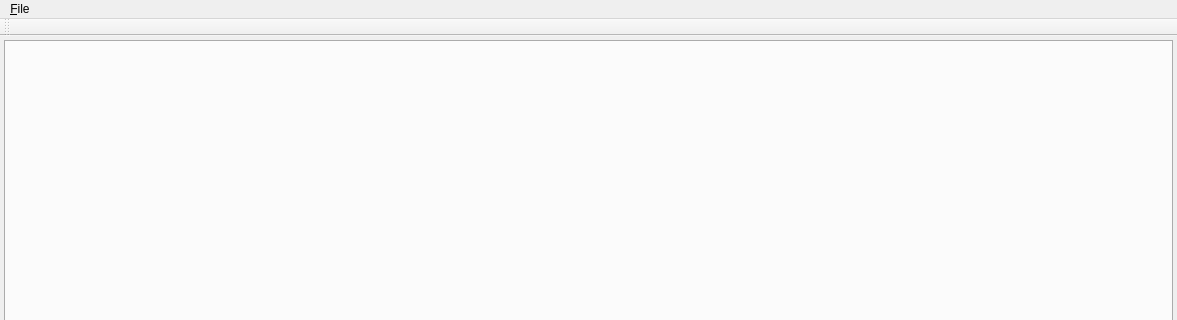
Before: the Qt Designer form experimental/2d_physics/main_window.ui in tlemo/darwin, drawn with Qt 5; both pictures show x 0 to 1177 and y 0 to 320 of the 1177 by 670 pixel window.
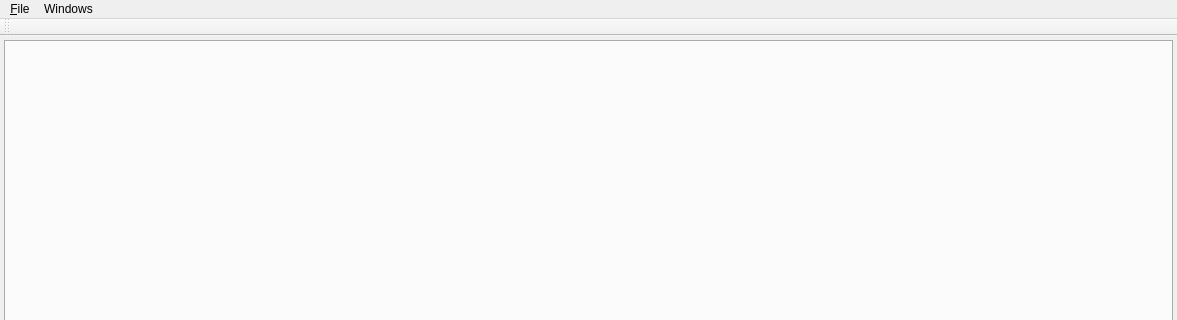
After: the same form once the commit is applied.

Commit message: 2d_physics: docking windows

What changed in the file:
```diff
--- a/experimental/2d_physics/main_window.ui
+++ b/experimental/2d_physics/main_window.ui
@@ -63,7 +63,7 @@
      <height>21</height>
     </rect>
    </property>
-   <widget class="QMenu" name="menu_File">
+   <widget class="QMenu" name="menu_file">
     <property name="title">
      <string>&amp;File</string>
     </property>
@@ -71,7 +71,13 @@
     <addaction name="separator"/>
     <addaction name="action_exit"/>
    </widget>
-   <addaction name="menu_File"/>
+   <widget class="QMenu" name="menu_windows">
+    <property name="title">
+     <string>Windows</string>
+    </property>
+   </widget>
+   <addaction name="menu_file"/>
+   <addaction name="menu_windows"/>
   </widget>
   <widget class="QStatusBar" name="status_bar"/>
   <widget class="QToolBar" name="tool_bar">
```
Left out of the diff: 2 changed lines with no effect on the pictures. The commit also changes 16 other files.
